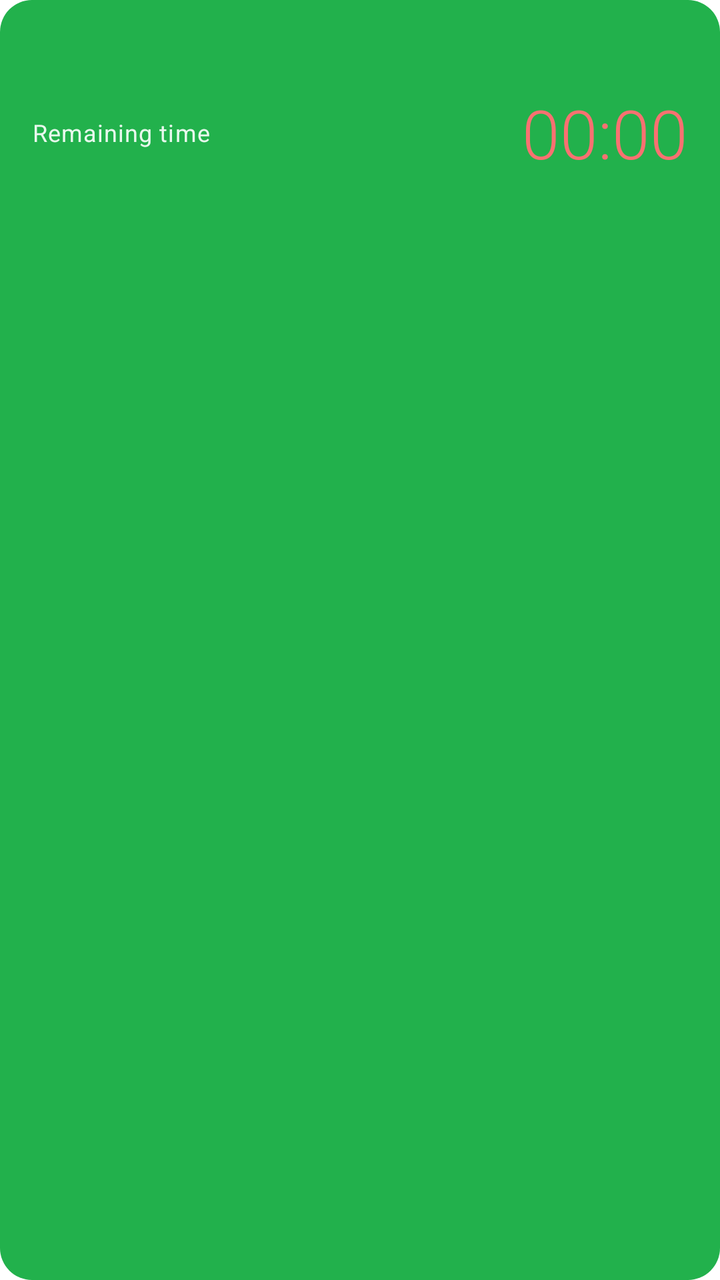
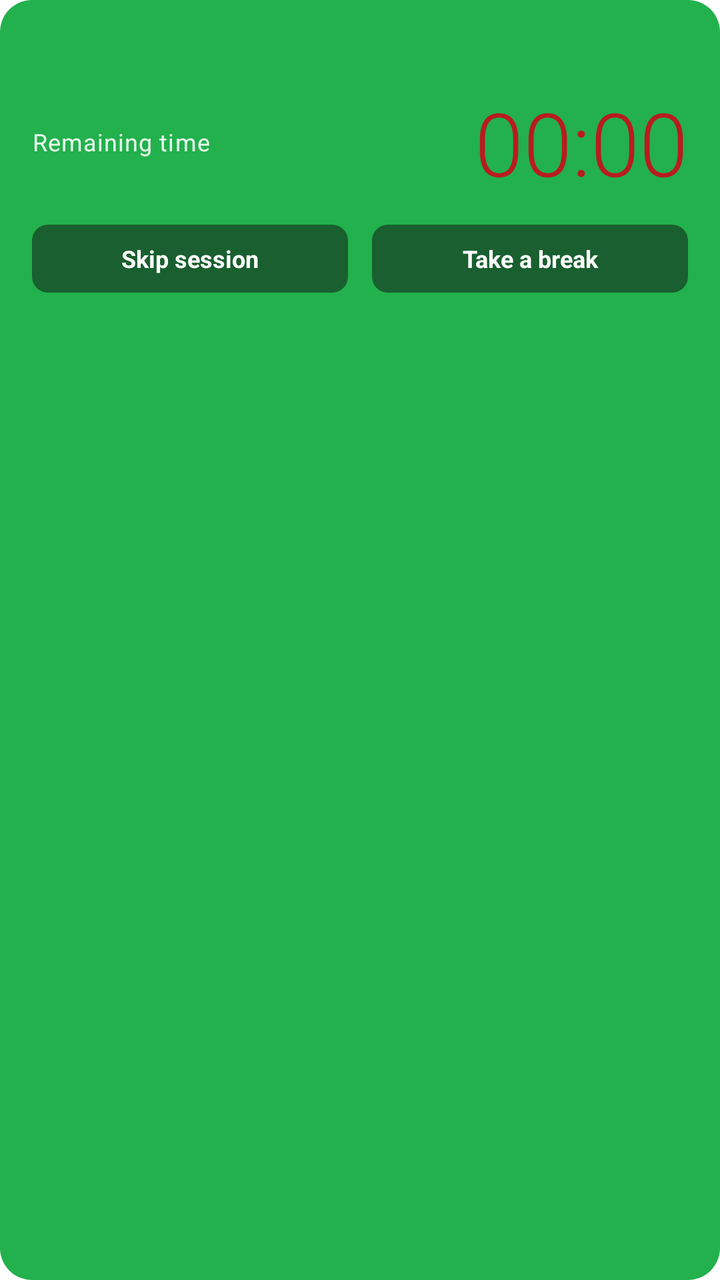

Before-and-after screenshots of an Android layout around one commit, followed by the original layout XML and the change that was made.
<!-- AndroidManifest.xml: fallback theme Theme.MaterialComponents.DayNight.NoActionBar -->
<!-- res/layout/notification_active.xml -->
<?xml version="1.0" encoding="utf-8"?>
<LinearLayout xmlns:android="http://schemas.android.com/apk/res/android"
    android:layout_width="match_parent"
    android:layout_height="match_parent"
    android:orientation="vertical"
    android:background="@drawable/notification_bg"
    android:paddingStart="16dp"
    android:paddingEnd="16dp"
    android:paddingTop="12dp"
    android:paddingBottom="14dp">

    <TextView
        android:id="@+id/notif_title"
        android:layout_width="match_parent"
        android:layout_height="wrap_content"
        android:textSize="16sp"
        android:textColor="#FFFFFF"
        android:maxLines="2"
        android:ellipsize="end" />

    <LinearLayout
        android:layout_width="match_parent"
        android:layout_height="wrap_content"
        android:orientation="horizontal"
        android:gravity="center_vertical"
        android:layout_marginTop="10dp">

        <TextView
            android:id="@+id/notif_label"
            android:layout_width="0dp"
            android:layout_height="wrap_content"
            android:layout_weight="1"
            android:text="Remaining time"
            android:textSize="12sp"
            android:letterSpacing="0.03"
            android:textColor="#E8F8ED" />

        <Chronometer
            android:id="@+id/notif_chronometer"
            android:layout_width="wrap_content"
            android:layout_height="wrap_content"
            android:textSize="34sp"
            android:textColor="#F87171"
            android:fontFamily="sans-serif-light"
            android:gravity="end" />
    </LinearLayout>

    <TextView
        android:id="@+id/notif_violations"
        android:layout_width="match_parent"
        android:layout_height="wrap_content"
        android:layout_marginTop="6dp"
        android:textSize="13sp"
        android:textColor="#E8F8ED" />
</LinearLayout>
<!-- resources referenced by this layout -->
<resources>
  <!-- drawable notification_bg (drawable) -->
  <?xml version="1.0" encoding="utf-8"?>
  <shape xmlns:android="http://schemas.android.com/apk/res/android"
      android:shape="rectangle">
      <solid android:color="#22B14C" />
      <corners android:radius="16dp" />
  </shape>
</resources>

<!-- the commit's change to res/layout/notification_active.xml (unified diff, before → after) -->
@@ -23,7 +23,7 @@
         android:layout_height="wrap_content"
         android:orientation="horizontal"
         android:gravity="center_vertical"
-        android:layout_marginTop="10dp">
+        android:layout_marginTop="8dp">
 
         <TextView
             android:id="@+id/notif_label"
@@ -39,17 +39,42 @@
             android:id="@+id/notif_chronometer"
             android:layout_width="wrap_content"
             android:layout_height="wrap_content"
-            android:textSize="34sp"
-            android:textColor="#F87171"
+            android:textSize="44sp"
+            android:textColor="#B91C1C"
             android:fontFamily="sans-serif-light"
             android:gravity="end" />
     </LinearLayout>
 
-    <TextView
-        android:id="@+id/notif_violations"
+    <LinearLayout
         android:layout_width="match_parent"
         android:layout_height="wrap_content"
-        android:layout_marginTop="6dp"
-        android:textSize="13sp"
-        android:textColor="#E8F8ED" />
+        android:orientation="horizontal"
+        android:layout_marginTop="12dp">
+
+        <TextView
+            android:id="@+id/notif_skip_btn"
+            android:layout_width="0dp"
+            android:layout_height="34dp"
+            android:layout_weight="1"
+            android:layout_marginEnd="6dp"
+            android:gravity="center"
+            android:text="Skip session"
+            android:textSize="12sp"
+            android:textColor="#FFFFFF"
+            android:textStyle="bold"
+            android:background="@drawable/notif_active_skip_bg" />
+
+        <TextView
+            android:id="@+id/notif_break_btn"
+            android:layout_width="0dp"
+            android:layout_height="34dp"
+            android:layout_weight="1"
+            android:layout_marginStart="6dp"
+            android:gravity="center"
+            android:text="Take a break"
+            android:textSize="12sp"
+            android:textColor="#FFFFFF"
+            android:textStyle="bold"
+            android:background="@drawable/notif_active_break_bg" />
+    </LinearLayout>
 </LinearLayout>
<!-- resource entries referenced after the edit -->
@@ -1,5 +1,19 @@
 <!-- resources referenced by this layout -->
 <resources>
+  <!-- drawable notif_active_break_bg (drawable) -->
+  <?xml version="1.0" encoding="utf-8"?>
+  <shape xmlns:android="http://schemas.android.com/apk/res/android"
+      android:shape="rectangle">
+      <solid android:color="#195F2F" />
+      <corners android:radius="8dp" />
+  </shape>
+  <!-- drawable notif_active_skip_bg (drawable) -->
+  <?xml version="1.0" encoding="utf-8"?>
+  <shape xmlns:android="http://schemas.android.com/apk/res/android"
+      android:shape="rectangle">
+      <solid android:color="#195F2F" />
+      <corners android:radius="8dp" />
+  </shape>
   <!-- drawable notification_bg (drawable) -->
   <?xml version="1.0" encoding="utf-8"?>
   <shape xmlns:android="http://schemas.android.com/apk/res/android"
